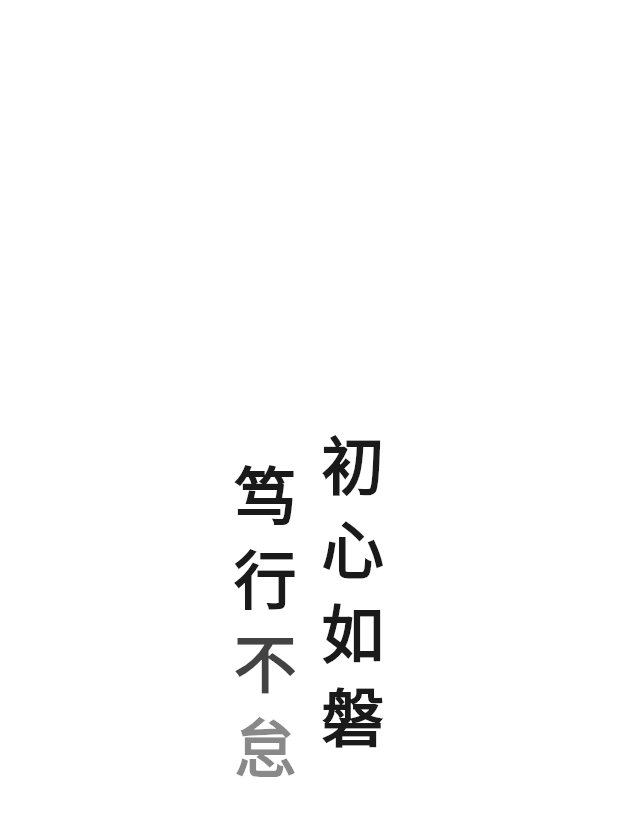
After one commit to muyu66/hear-ai-flutter, a Flutter app: the first screen one second after launch, on a phone screen of 412 x 824 dp. The commit adds this screen. Shown: the top 816 px of the screen. Run offline on Flutter 3.47's test engine with Material 3 defaults, Android fonts, the phone set to English and light mode, and no system bars; our stand-ins replace audioplayers, awesome_dialog, device_info_plus, dio, flutter_cache_manager, flutter_dotenv and 4 more; missing offline and left inert: ed25519_edwards, wechat_kit; network calls fail; Roboto replaces fonts that are missing (MaShanZheng).

Commit message:
优化路由验证逻辑，增加开屏

```diff
--- a/l10n.yaml
+++ b/l10n.yaml
@@ -1,4 +1,4 @@
 arb-dir: lib/l10n
-template-arb-file: app_zh.arb
+template-arb-file: zh_CN.arb
 output-localization-file: app_localizations.dart
 nullable-getter: false
--- a/lib/app.dart
+++ b/lib/app.dart
@@ -4,25 +4,29 @@ import 'package:hearai/l10n/app_localizations.dart';
 import 'package:hearai/pages/home/home_page.dart';
 import 'package:hearai/pages/settings/settings_page.dart';
 import 'package:hearai/pages/sign_in/sign_in_page.dart';
+import 'package:hearai/pages/splash/splash.dart';
 import 'package:hearai/pages/word_book/word_book_page.dart';
 import 'package:hearai/themes/light/theme.dart';
 import 'package:hearai/tools/audio_manager.dart';
 
 // 全局路由监听
 class _AppRouteObserver extends NavigatorObserver {
-  final void Function(Route<dynamic> topRoute, Route<dynamic>? previousTopRoute)
-  onPush;
-
-  _AppRouteObserver({required this.onPush});
+  _AppRouteObserver();
 
   @override
-  void didChangeTop(Route<dynamic> topRoute, Route<dynamic>? previousTopRoute) {
-    onPush(topRoute, previousTopRoute);
+  void didChangeTop(
+    Route<dynamic> topRoute,
+    Route<dynamic>? previousTopRoute,
+  ) async {
+    debugPrint("当前route = ${topRoute.settings.name}");
+    AudioManager().stop();
   }
 }
 
 final RouteObserver<ModalRoute<void>> routeObserver =
     RouteObserver<ModalRoute<void>>();
+
+final GlobalKey<NavigatorState> navigatorKey = GlobalKey<NavigatorState>();
 
 class App extends StatelessWidget {
   const App({super.key});
@@ -33,22 +37,16 @@ class App extends StatelessWidget {
       debugShowCheckedModeBanner: false,
       title: 'HearAI',
       theme: buildLightTheme(),
+      navigatorKey: navigatorKey,
       routes: {
-        '/': (context) => const HomePage(),
+        '/splash': (context) => const SplashPage(),
+        '/home': (context) => const HomePage(),
         '/sign_in': (context) => const SignInPage(),
         '/settings': (context) => const SettingsPage(),
-        '/word_book': (context) => WordBookPage(),
+        '/word_book': (context) => const WordBookPage(),
       },
-      initialRoute: '/',
-      navigatorObservers: [
-        routeObserver,
-        _AppRouteObserver(
-          onPush: (topRoute, previousTopRoute) {
-            // 全局停止
-            AudioManager().stop();
-          },
-        ),
-      ],
+      initialRoute: '/splash',
+      navigatorObservers: [routeObserver, _AppRouteObserver()],
       localizationsDelegates: const [
         AppLocalizations.delegate,
         GlobalMaterialLocalizations.delegate,
--- a/lib/l10n/app_localizations.dart
+++ b/lib/l10n/app_localizations.dart
@@ -92,59 +92,62 @@ abstract class AppLocalizations {
       ];
 
   /// A list of this localizations delegate's supported locales.
-  static const List<Locale> supportedLocales = <Locale>[Locale('zh')];
+  static const List<Locale> supportedLocales = <Locale>[
+    Locale('zh'),
+    Locale('zh', 'CN'),
+  ];
 
   /// No description provided for @confirm.
   ///
-  /// In zh, this message translates to:
+  /// In zh_CN, this message translates to:
   /// **'好的'**
   String get confirm;
 
   /// No description provided for @cancel.
   ///
-  /// In zh, this message translates to:
+  /// In zh_CN, this message translates to:
   /// **'不了'**
   String get cancel;
 
   /// No description provided for @confirmDelete.
   ///
-  /// In zh, this message translates to:
+  /// In zh_CN, this message translates to:
   /// **'确定要删除吗？'**
   String get confirmDelete;
 
   /// No description provided for @confirmDeleteWordBooks.
   ///
-  /// In zh, this message translates to:
+  /// In zh_CN, this message translates to:
   /// **'将 {word} 从单词本中删除？'**
   String confirmDeleteWordBooks(Object word);
 
   /// No description provided for @confirmClean.
   ///
-  /// In zh, this message translates to:
+  /// In zh_CN, this message translates to:
   /// **'确定要清理吗？'**
   String get confirmClean;
 
   /// No description provided for @confirmSignOut.
   ///
-  /// In zh, this message translates to:
+  /// In zh_CN, this message translates to:
   /// **'确定要退出吗？'**
   String get confirmSignOut;
 
   /// No description provided for @confirmSignOutWithoutWeChat.
   ///
-  /// In zh, this message translates to:
+  /// In zh_CN, this message translates to:
   /// **'未绑定微信，退出后将无法再次登录本账号'**
   String get confirmSignOutWithoutWeChat;
 
   /// No description provided for @confirmSignUpGuest.
   ///
-  /// In zh, this message translates to:
+  /// In zh_CN, this message translates to:
   /// **'临时账号只能保持30天，尽快绑定微信哦'**
   String get confirmSignUpGuest;
 
   /// No description provided for @reportSuccess.
   ///
-  /// In zh, this message translates to:
+  /// In zh_CN, this message translates to:
   /// **'感谢您的贡献 😊'**
   String get reportSuccess;
 }
@@ -167,6 +170,18 @@ class _AppLocalizationsDelegate
 }
 
 AppLocalizations lookupAppLocalizations(Locale locale) {
+  // Lookup logic when language+country codes are specified.
+  switch (locale.languageCode) {
+    case 'zh':
+      {
+        switch (locale.countryCode) {
+          case 'CN':
+            return AppLocalizationsZhCn();
+        }
+        break;
+      }
+  }
+
   // Lookup logic when only language code is specified.
   switch (locale.languageCode) {
     case 'zh':
--- a/lib/pages/settings/settings_page.dart
+++ b/lib/pages/settings/settings_page.dart
@@ -371,6 +371,9 @@ class _SettingsPageState extends State<SettingsPage> {
               onChanged: (T? newValue) {
                 onChanged(newValue);
               },
+              onTap: () {
+                HapticFeedback.lightImpact();
+              },
               enableFeedback: true,
               icon: const Icon(Icons.arrow_drop_down, size: 24),
               elevation: 2,
--- /dev/null
+++ b/lib/pages/splash/splash.dart
@@ -0,0 +1,207 @@
+import 'dart:async';
+
+import 'package:flutter/material.dart';
+import 'package:flutter/services.dart';
+import 'package:hearai/services/splash_service.dart';
+import 'package:hearai/themes/light/typography.dart';
+import 'package:hearai/tools/auth.dart';
+
+class SplashPage extends StatefulWidget {
+  const SplashPage({super.key});
+
+  @override
+  State<SplashPage> createState() => _SplashPageState();
+}
+
+class _SplashPageState extends State<SplashPage>
+    with SingleTickerProviderStateMixin {
+  final SplashService splashService = SplashService();
+
+  List<String> verticalTexts = []; // 两列字符串
+  late final List<List<String>> _chars; // 每列字符数组，初始化后不变
+  AnimationController? _controller;
+  late List<List<Animation<double>>> _charAnimations; // 每个字符对应的动画
+
+  // 配置：每个字符起始间隔（毫秒）与单字淡入时长（毫秒）
+  static const int perCharDelayMs = 80;
+  static const int fadeMs = 360;
+
+  @override
+  void initState() {
+    super.initState();
+    // 沉浸式处理：隐藏顶部状态栏
+    SystemChrome.setEnabledSystemUIMode(SystemUiMode.manual, overlays: []);
+    _chars = [];
+    _charAnimations = [];
+    _loadSplashTexts();
+  }
+
+  @override
+  void dispose() {
+    _controller?.dispose();
+    super.dispose();
+  }
+
+  Future<void> _loadSplashTexts() async {
+    // 1. 获取数据（网络）
+    List<String> wordsList;
+    try {
+      wordsList = await splashService.getRandomWords();
+    } catch (_) {
+      // 兜底
+      wordsList = ['初心如磐', '笃行不怠'];
+    }
+
+    // 保证两列：如果服务只返回一列或多余逻辑可在这里处理
+    if (wordsList.length < 2) {
+      // 若只返回1列，把默认作第二列空字符串
+      wordsList = [wordsList.isNotEmpty ? wordsList[0] : '', ''];
+    }
+
+    // 2. 拆分成字符数组（只做一次）
+    final chars = wordsList.map((s) => s.split('')).toList();
+
+    // 3. 初始化动画控制器与各字符动画
+    _initAnimations(chars);
+
+    // 4. 更新 state（仅一次）
+    setState(() {
+      verticalTexts = wordsList;
+      _chars
+        ..clear()
+        ..addAll(chars);
+    });
+
+    // 5. 启动动画
+    _controller?.forward();
+
+    // 6. 自动跳转（动画后或固定时长）
+    final totalDuration = _controller?.duration ?? Duration(milliseconds: 2000);
+    Future.delayed(totalDuration + const Duration(milliseconds: 800), () {
+      authSignIn().then((needRedirect) {
+        if (!mounted) return;
+        // 有登录状态还是没有登录状态
+        Navigator.pushReplacementNamed(
+          context,
+          needRedirect ? '/sign_in' : '/home',
+        );
+      });
+    });
+  }
+
+  void _initAnimations(List<List<String>> chars) {
+    // 计算总字符数与总动画时长：最后一个字符的 start + fadeMs 为总时长
+    final totalChars = chars.fold<int>(0, (sum, col) => sum + col.length);
+    final lastStartMs = (totalChars - 1) * perCharDelayMs;
+    final totalMs = lastStartMs + fadeMs;
+
+    // 创建 controller
+    _controller?.dispose();
+    _controller = AnimationController(
+      vsync: this,
+      duration: Duration(milliseconds: totalMs),
+    );
+
+    // 为每个字符构造一个基于 Interval 的动画
+    _charAnimations = [];
+    int globalIndex = 0; // 确保从右到左或其他遍历顺序可映射全局 index
+
+    // IMPORTANT: 我们要保证动画按“从右列顶部到左列底部”的顺序触发
+    // 你要求右列先出现，所以我们将遍历顺序设为：右列从上到下，然后左列从上到下。
+    // chars 传入顺序是 [col0, col1] (你原始顺序)。我们将 globalIndex 以右列为先：
+    final colCount = chars.length;
+    for (int ci = 0; ci < colCount; ci++) {
+      // 占位，后面我们会根据 reversed children 渲染顺序保持右在右边
+      _charAnimations.add([]);
+    }
+
+    // We want order: col0 (right column) then col1 (left column).
+    // Assuming chars[0] = right column text, chars[1] = left column text (as in your usage).
+    for (int colIndex = 0; colIndex < chars.length; colIndex++) {
+      final col = chars[colIndex];
+      for (int rowIndex = 0; rowIndex < col.length; rowIndex++) {
+        final startMs = globalIndex * perCharDelayMs;
+        final endMs = startMs + fadeMs;
+        final start = startMs / totalMs;
+        final end = endMs / totalMs;
+        final anim = _controller!.drive(
+          CurveTween(
+            curve: Interval(start, end.clamp(0.0, 1.0), curve: Curves.easeIn),
+          ),
+        );
+        _charAnimations[colIndex].add(anim);
+        globalIndex++;
+      }
+    }
+  }
+
+  @override
+  Widget build(BuildContext context) {
+    final c = Theme.of(context).colorScheme;
+
+    return Scaffold(
+      backgroundColor: c.surface,
+      body: Center(
+        child: verticalTexts.isEmpty
+            ? const SizedBox()
+            : AnimatedBuilder(
+                animation: _controller!,
+                builder: (context, _) {
+                  return _buildVerticalTexts();
+                },
+              ),
+      ),
+    );
+  }
+
+  /// 竖排文字布局：从右往左排列（注意 rendering order）
+  Widget _buildVerticalTexts() {
+    // 我们 render children left-to-right, but we want right column visually on the right.
+    // So we reverse the list when building children to keep data order stable.
+    final columns = List<Widget>.generate(_chars.length, (colIndex) {
+      // 你希望右列高一点（上移），左列低一点
+      final offsetY = colIndex == 0 ? -20.0 : 0.0;
+      // Use RepaintBoundary to limit repaint area
+      return RepaintBoundary(
+        child: Transform.translate(
+          offset: Offset(0, offsetY),
+          child: _buildVerticalText(colIndex),
+        ),
+      );
+    });
+
+    // reverse to display rightmost column last => appear on right
+    return Row(
+      mainAxisSize: MainAxisSize.min,
+      crossAxisAlignment: CrossAxisAlignment.start,
+      children: columns.reversed.toList(),
+    );
+  }
+
+  /// 构建单列竖排（使用 _chars 和 _charAnimations）
+  Widget _buildVerticalText(int colIndex) {
+    final colChars = _chars[colIndex];
+    final colAnims = _charAnimations[colIndex];
+
+    return Column(
+      mainAxisSize: MainAxisSize.min,
+      crossAxisAlignment: CrossAxisAlignment.center,
+      children: List<Widget>.generate(colChars.length, (rowIndex) {
+        // Animation value in [0,1] provided by Interval curve
+        final anim = colAnims[rowIndex];
+        // Use FadeTransition -> uses animation to build an Opacity widget efficiently
+        return FadeTransition(
+          opacity: anim,
+          child: Padding(
+            padding: const EdgeInsets.symmetric(vertical: 3, horizontal: 8),
+            child: Text(
+              colChars[rowIndex],
+              style: AppTextStyles.splashTextStyle,
+              textAlign: TextAlign.center,
+            ),
+          ),
+        );
+      }),
+    );
+  }
+}
--- a/lib/themes/light/color_schemes.dart
+++ b/lib/themes/light/color_schemes.dart
@@ -21,7 +21,7 @@ final lightColorScheme = ColorScheme.light(
   errorContainer: const Color(0xFFFFDAD4),
   onErrorContainer: const Color(0xFF410001),
 
-  surface: Colors.white,
+  surface: Colors.white, // 背景色
   onSurface: const Color(0xFF1A1A1A),
   surfaceContainerHighest: const Color(0xFFF5F5F5), // 暖浅灰，轻量、通透
   onSurfaceVariant: const Color(0xFF6C6C6C),
--- a/lib/themes/light/typography.dart
+++ b/lib/themes/light/typography.dart
@@ -32,6 +32,7 @@ class AppTypographyTokens {
   static const sizeXl = 20.0;
   static const sizeXxl = 24.0;
   static const sizeDisplay = 30.0; // 单词大标题
+  static const sizeSplash = 42.0;
 
   // 行高（紧凑但可读）
   static const heightTight = 1.2;
@@ -93,4 +94,11 @@ class AppTextStyles {
     fontSize: AppTypographyTokens.sizeSm,
     height: AppTypographyTokens.heightNormal,
   );
+
+  static const splashTextStyle = TextStyle(
+    fontFamily: 'MaShanZheng',
+    fontSize: AppTypographyTokens.sizeSplash,
+    fontWeight: AppTypographyTokens.weightSemibold,
+    height: AppTypographyTokens.heightTight,
+  );
 }
```
Also changed, not shown: lib/apis/token_interceptor.dart (+35 -0 lines), lib/l10n/app_localizations_zh.dart (+34 -0 lines), lib/l10n/zh_CN.arb (added, +12 -0 lines), lib/pages/home/home_page.dart (+4 -48 lines), lib/pages/sign_in/sign_in_page.dart (+12 -9 lines), lib/services/splash_service.dart (added, +10 -0 lines), lib/tools/auth.dart (+49 -0 lines), pubspec.yaml (+7 -5 lines), assets/fonts/Lexend-Regular.ttf (added), lib/l10n/zh.arb (renamed from lib/l10n/app_zh.arb), pubspec.lock, 1 other file.
